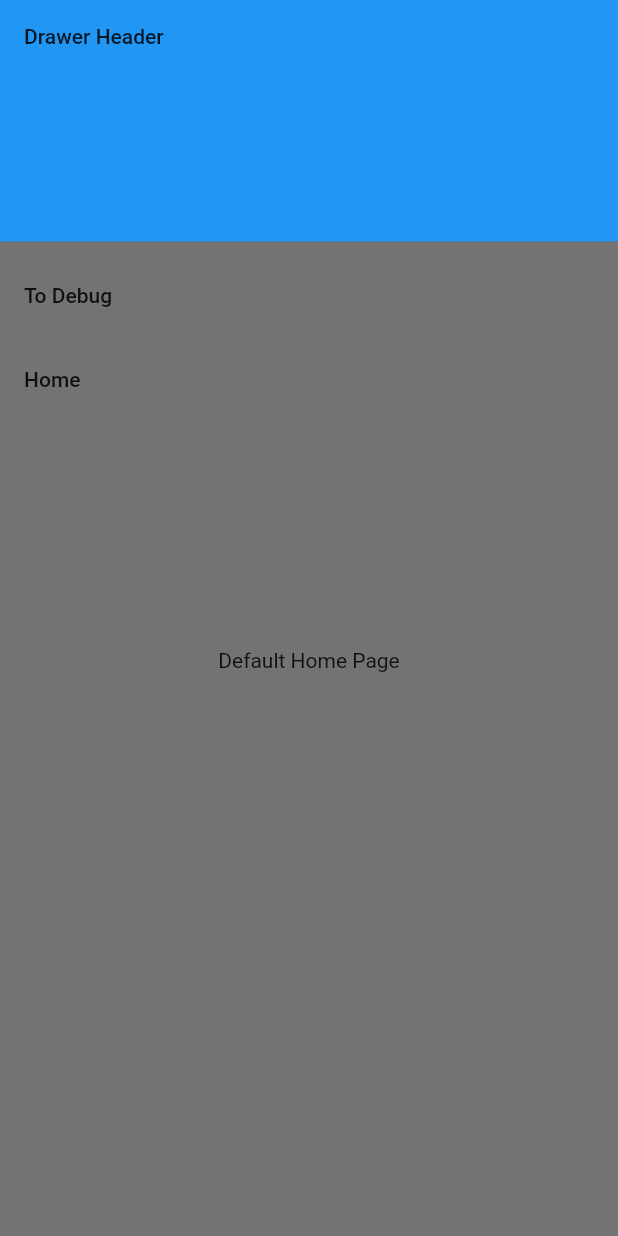
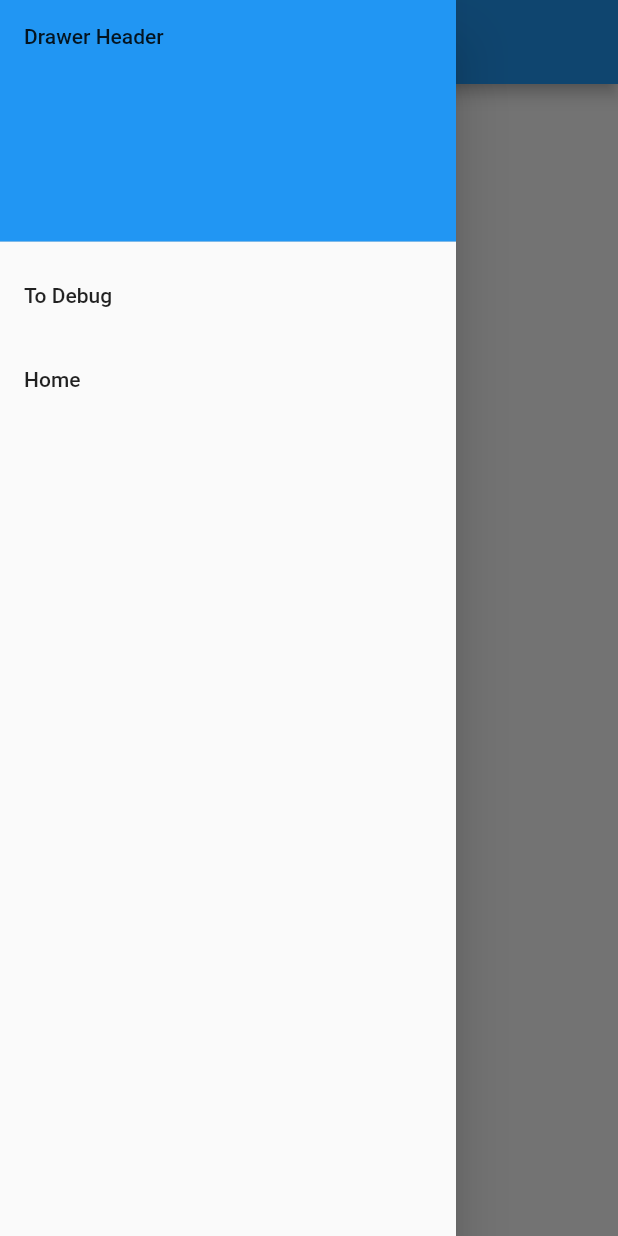
Before and after one commit to ActuallyHappening/IOT, a Flutter app: the screen it shows after launch, with the side drawer open, on a phone screen of 412 x 824 dp. Run offline on Flutter 3.47's test engine with Material 2 defaults, Android fonts, the phone set to English and light mode, and no system bars; our stand-ins replace animated_text_kit, firebase_core; missing offline and left inert: menubar; accounts and stored records are empty.

Commit message:
Trying to get basic routing working!

```diff
--- a/flutter/ah_portal/lib/main.dart
+++ b/flutter/ah_portal/lib/main.dart
@@ -15,7 +15,8 @@ Future<void> main() async {
 class MyApp extends StatelessWidget {
   const MyApp({Key? key}) : super(key: key);
 
-  _drawer(BuildContext context) => ListView(
+  Widget _drawer(BuildContext context) => Drawer(
+        child: ListView(
           children: [
             const DrawerHeader(
               decoration: BoxDecoration(
@@ -36,6 +37,7 @@ class MyApp extends StatelessWidget {
               },
             ),
           ],
+        ),
       );
 
   @override
@@ -45,9 +47,10 @@ class MyApp extends StatelessWidget {
       theme: ThemeData(
         primarySwatch: Colors.blue,
       ),
+      initialRoute: "/",
       routes: <String, WidgetBuilder>{
-        '/': (context) => DefaultHomeView(drawer: _drawer(context)),
-        '/debug': (context) => DebugView(drawer: _drawer(context)),
+        '/': (context) => DefaultHomeView(drawer: _drawer),
+        '/debug': (context) => DebugView(drawer: _drawer),
       },
     );
   }
--- a/flutter/ah_portal/lib/views/debug.dart
+++ b/flutter/ah_portal/lib/views/debug.dart
@@ -2,24 +2,24 @@ import 'package:ah_portal/views/views.dart';
 import 'package:flutter/material.dart';
 
 class DebugView extends StatelessWidget implements Viewable {
-  const DebugView({super.key, this.drawer});
+  const DebugView({super.key, required this.drawer});
 
   @override
-  final Widget? drawer;
+  final WidgetBuilder drawer;
 
   @override
   Widget build(BuildContext context) {
-    return const MaterialApp(
+    return MaterialApp(
       title: 'Debug Page',
-      home: DebugInfoWidget(),
+      home: DebugInfoWidget(drawer: drawer),
     );
   }
 }
 
 class DebugInfoWidget extends StatelessWidget {
-  const DebugInfoWidget({super.key, this.drawer});
+  const DebugInfoWidget({super.key, required this.drawer});
 
-  final Widget? drawer;
+  final WidgetBuilder drawer;
 
   static const String _headerImage =
       "https://en.gravatar.com/userimage/223688227/4db4c41ba91ea03e7c43a76023782588.png";
@@ -27,7 +27,7 @@ class DebugInfoWidget extends StatelessWidget {
   @override
   Widget build(BuildContext context) {
     return Scaffold(
-      drawer: drawer,
+      drawer: drawer(context),
       appBar: AppBar(
         title: const Text('Debug Page'),
       ),
--- a/flutter/ah_portal/lib/views/default.dart
+++ b/flutter/ah_portal/lib/views/default.dart
@@ -2,14 +2,14 @@ import 'package:ah_portal/views/views.dart';
 import 'package:flutter/material.dart';
 
 class DefaultHomeView extends StatelessWidget implements Viewable {
-  const DefaultHomeView({super.key, this.drawer});
+  const DefaultHomeView({super.key, required this.drawer});
 
   @override
-  final Widget? drawer;
+  final WidgetBuilder drawer;
 
   @override
   Widget build(BuildContext context) {
-    return DefaultHomeWidget(drawer: drawer);
+    return DefaultHomeWidget(drawer: drawer(context));
   }
 }
 
--- a/flutter/ah_portal/lib/views/views.dart
+++ b/flutter/ah_portal/lib/views/views.dart
@@ -1,5 +1,5 @@
 import 'package:flutter/material.dart';
 
 abstract class Viewable {
-  Widget? get drawer;
+  WidgetBuilder get drawer;
 }
```
Lines whose indentation alone changed are shown as unchanged.
